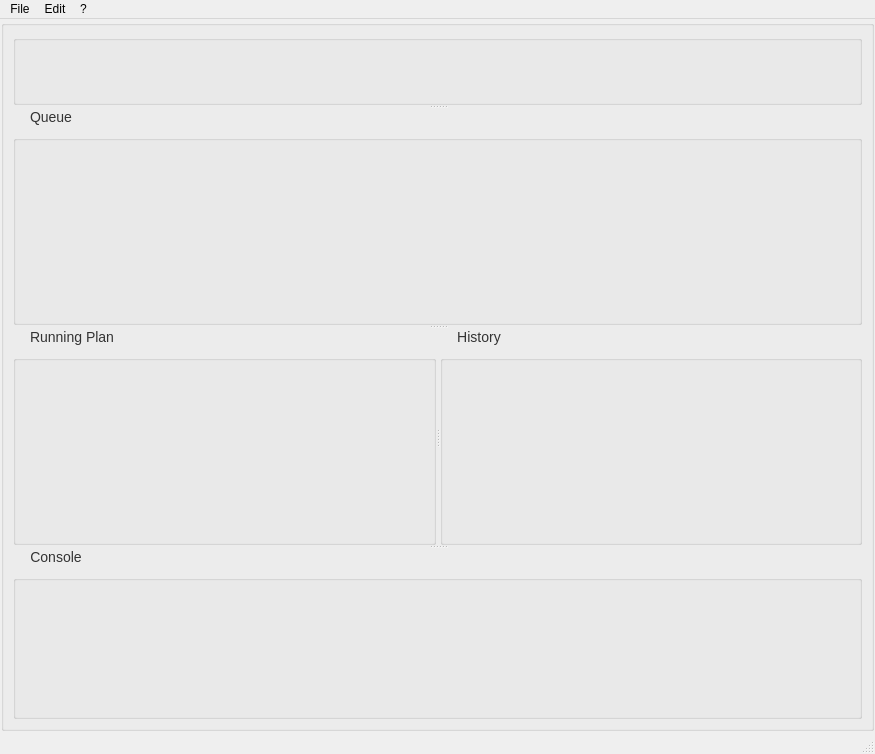
First picture: the form in src/QSview/resources/mainwindow.ui, repository BCDA-APS/QSview, before the edit.
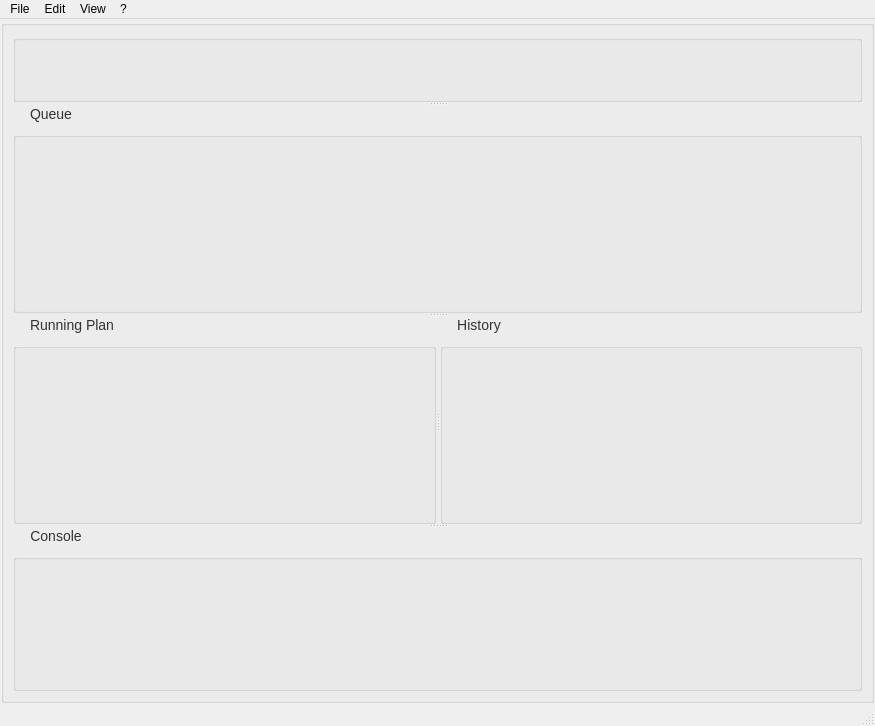
Second picture: the form after the edit.

Patch:
```diff
--- a/src/QSview/resources/mainwindow.ui
+++ b/src/QSview/resources/mainwindow.ui
@@ -7,7 +7,7 @@
     <x>0</x>
     <y>0</y>
     <width>875</width>
-    <height>754</height>
+    <height>726</height>
    </rect>
   </property>
   <property name="windowTitle">
@@ -245,8 +245,15 @@
     </property>
     <addaction name="actionAbout"/>
    </widget>
+   <widget class="QMenu" name="menuView">
+    <property name="title">
+     <string>View</string>
+    </property>
+    <addaction name="actionSortNewestFirst"/>
+   </widget>
    <addaction name="menuFile"/>
    <addaction name="menuEdit"/>
+   <addaction name="menuView"/>
    <addaction name="menu"/>
   </widget>
   <widget class="QStatusBar" name="statusbar"/>
```
Left out of the diff: 11 changed lines with no effect on the pictures.
